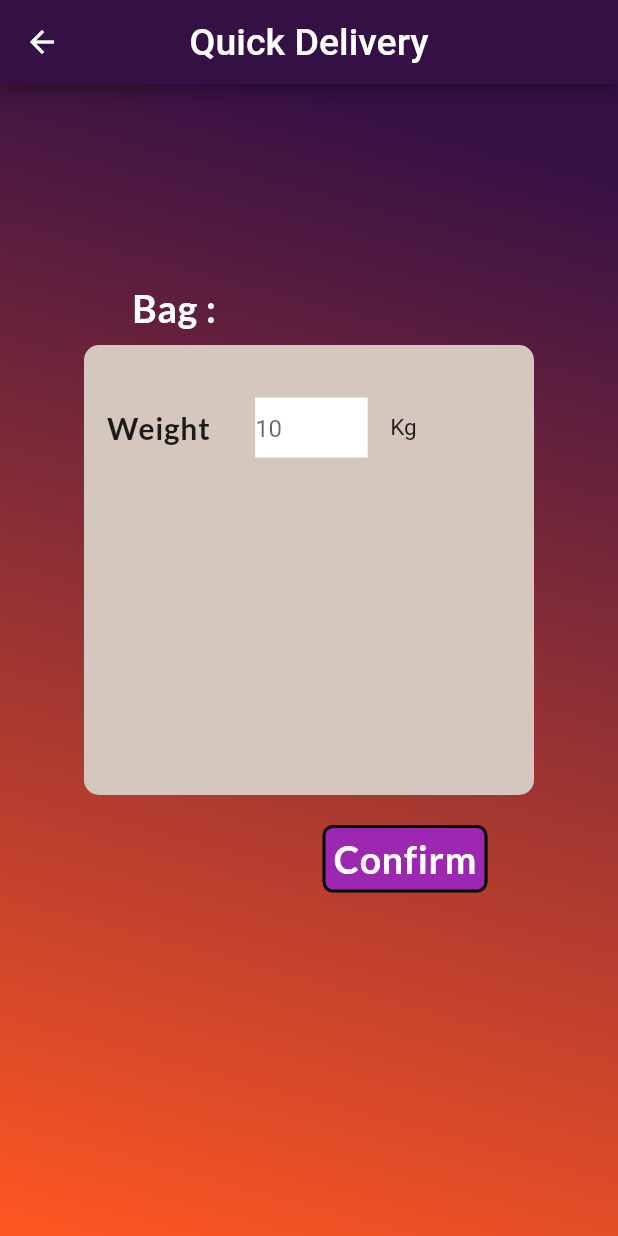
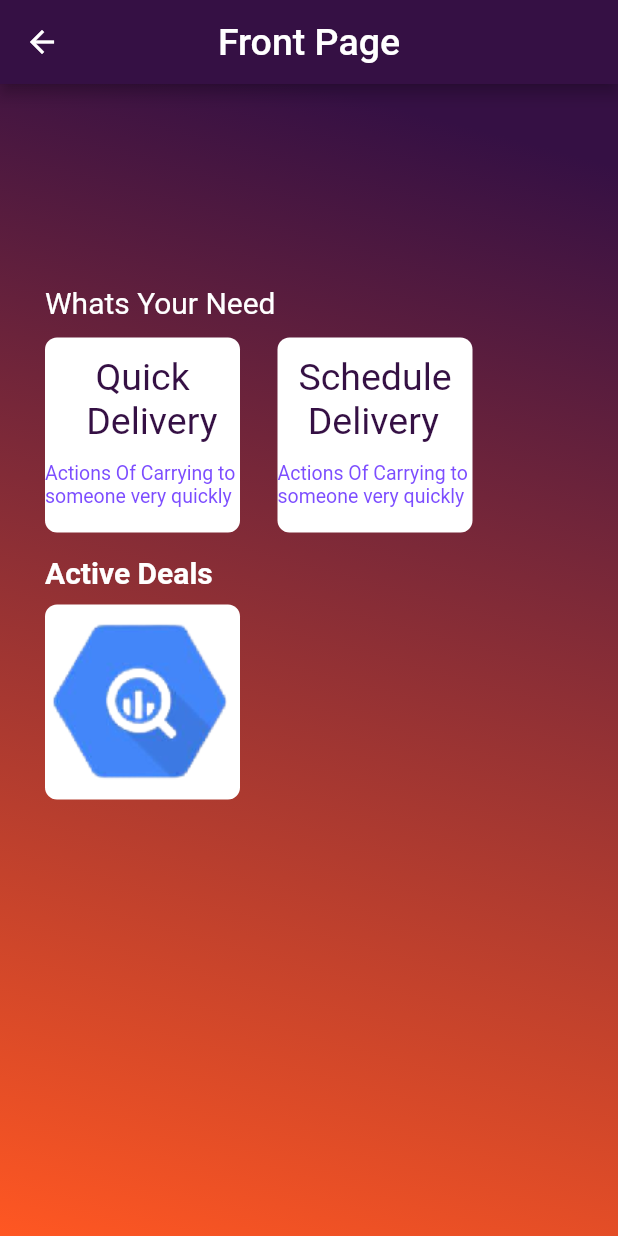
Before and after one commit to arnabislam/freedom, a Flutter app: the screen it shows after launch, on a phone screen of 412 x 824 dp. Run offline on Flutter 3.47's test engine with Material 2 defaults, Android fonts, the phone set to English and light mode, and no system bars; our stand-ins replace get, google_fonts.

Commit message:
delivery mercent all design done

```diff
--- /dev/null
+++ b/freedoms/lib/app/modules/delivery/views/quick_delivery_frontpage_view.dart
@@ -0,0 +1,139 @@
+import 'package:flutter/material.dart';
+import 'package:get/get.dart';
+
+import '../../../../utils/constants.dart';
+
+class QuickDeliveryFrontpageView extends GetView {
+  const QuickDeliveryFrontpageView({Key? key}) : super(key: key);
+  @override
+  Widget build(BuildContext context) {
+    return Scaffold(
+        appBar: AppBar(
+          backgroundColor: Color(0xff351044),
+          leading: Icon(
+            Icons.arrow_back,
+            color: Colors.white,
+          ),
+          title: Text(
+            "Front Page",
+            style: TextStyle(color: Colors.white, fontSize: 25),
+          ),
+          centerTitle: true,
+        ),
+        body: Container(
+          decoration: BoxDecoration(
+            gradient: LinearGradient(
+              begin: Alignment.topCenter,
+              end: Alignment.bottomLeft,
+              colors: [kPrimaryColor, Colors.deepOrange],
+            ),
+          ),
+          child: Center(
+            child: Container(
+              height: 500,
+              width: double.infinity,
+              child: Padding(
+                padding: const EdgeInsets.only(left: 30.0),
+                child: Column(
+                  crossAxisAlignment: CrossAxisAlignment.start,
+                  children: [
+                    Text(
+                      "Whats Your Need",
+                      style: TextStyle(color: Colors.white, fontSize: 20),
+                    ),
+                    SizedBox(
+                      height: 12,
+                    ),
+                    Row(
+                      children: [
+                        Container(
+                          height: 130,
+                          width: 130,
+                          decoration: BoxDecoration(
+                              borderRadius: BorderRadius.circular(8),
+                              color: Colors.white),
+                          child: Column(
+                            children: [
+                              Padding(
+                                padding: const EdgeInsets.only(top: 12.0),
+                                child: Text(
+                                  "   Quick \n  Delivery",
+                                  style: TextStyle(
+                                      fontSize: 25, color: Color(0xff351044)),
+                                ),
+                              ),
+                              SizedBox(
+                                height: 13,
+                              ),
+                              Text(
+                                "Actions Of Carrying to someone very quickly",
+                                style: TextStyle(
+                                    fontSize: 13,
+                                    color: Colors.deepPurpleAccent),
+                              )
+                            ],
+                          ),
+                        ),
+                        SizedBox(
+                          width: 25,
+                        ),
+                        Container(
+                          height: 130,
+                          width: 130,
+                          decoration: BoxDecoration(
+                              borderRadius: BorderRadius.circular(8),
+                              color: Colors.white),
+                          child: Column(
+                            children: [
+                              Padding(
+                                padding: const EdgeInsets.only(top: 12.0),
+                                child: Text(
+                                  " Schedule \n  Delivery",
+                                  style: TextStyle(
+                                      fontSize: 25, color: Color(0xff351044)),
+                                ),
+                              ),
+                              SizedBox(
+                                height: 13,
+                              ),
+                              Text(
+                                "Actions Of Carrying to someone very quickly",
+                                style: TextStyle(
+                                    fontSize: 13,
+                                    color: Colors.deepPurpleAccent),
+                              )
+                            ],
+                          ),
+                        ),
+                      ],
+                    ),
+                    SizedBox(
+                      height: 15,
+                    ),
+                    Text(
+                      "Active Deals",
+                      style: TextStyle(
+                          fontSize: 20,
+                          color: Colors.white,
+                          fontWeight: FontWeight.bold),
+                    ),
+                    SizedBox(
+                      height: 10,
+                    ),
+                    Container(
+                      height: 130,
+                      width: 130,
+                      decoration: BoxDecoration(
+                          borderRadius: BorderRadius.circular(8),
+                          color: Colors.white,
+                          image: DecorationImage(
+                              image: AssetImage("images/delivery.png"))),
+                    ),
+                  ],
+                ),
+              ),
+            ),
+          ),
+        ));
+  }
+}
--- a/freedoms/lib/app/routes/app_pages.dart
+++ b/freedoms/lib/app/routes/app_pages.dart
@@ -1,8 +1,10 @@
-import 'package:freedoms/app/modules/delivery/views/quick_delivery_bag_view.dart';
 import 'package:get/get.dart';
 
 import '../modules/delivery/bindings/delivery_binding.dart';
 import '../modules/delivery/views/delivery_view.dart';
+import '../modules/delivery/views/quick_delivery_frontpage_view.dart';
+import '../modules/driver/bindings/driver_binding.dart';
+import '../modules/driver/views/driver_view.dart';
 import '../modules/home/bindings/home_binding.dart';
 
 part 'app_routes.dart';
@@ -15,7 +17,7 @@ class AppPages {
   static final routes = [
     GetPage(
       name: _Paths.HOME,
-      page: () => const QuickDeliveryBagView(),
+      page: () => const QuickDeliveryFrontpageView(),
       binding: HomeBinding(),
     ),
     GetPage(
@@ -23,5 +25,10 @@ class AppPages {
       page: () => const DeliveryView(),
       binding: DeliveryBinding(),
     ),
+    GetPage(
+      name: _Paths.DRIVER,
+      page: () => const DriverView(),
+      binding: DriverBinding(),
+    ),
   ];
 }
--- a/freedoms/lib/app/routes/app_routes.dart
+++ b/freedoms/lib/app/routes/app_routes.dart
@@ -6,6 +6,7 @@ abstract class Routes {
   static const HOME = _Paths.HOME;
   static const SCHEDULE = _Paths.SCHEDULE;
   static const DELIVERY = _Paths.DELIVERY;
+  static const DRIVER = _Paths.DRIVER;
 }
 
 abstract class _Paths {
@@ -13,4 +14,5 @@ abstract class _Paths {
   static const HOME = '/home';
   static const SCHEDULE = '/schedule';
   static const DELIVERY = '/delivery';
+  static const DRIVER = '/driver';
 }
```
Also changed, not shown: freedoms/lib/app/modules/delivery/views/quick_delivery_fill_option_view.dart (added, +169 -0 lines), freedoms/lib/app/modules/delivery/views/quick_delivery_status_check_view.dart (added, +147 -0 lines), freedoms/lib/app/modules/driver/bindings/driver_binding.dart (added, +12 -0 lines), freedoms/lib/app/modules/driver/controllers/driver_controller.dart (added, +23 -0 lines), freedoms/lib/app/modules/driver/views/driver_view.dart (added, +24 -0 lines), freedoms/lib/app/modules/driver/views/front_page_view.dart (added, +22 -0 lines), freedoms/images/delivery.png (added).
